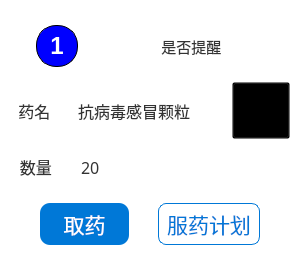
Qt form fetch_card.ui (tongvvv/medicineBox) before a commit.
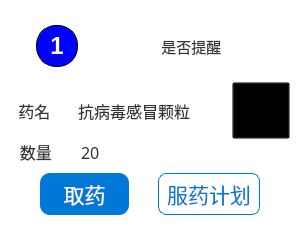
The same form after that commit. Icons and pictures are not drawn. Custom widgets are drawn as their Qt base class.

```diff
--- a/fetch_card.ui
+++ b/fetch_card.ui
@@ -7,7 +7,7 @@
     <x>0</x>
     <y>0</y>
     <width>300</width>
-    <height>270</height>
+    <height>240</height>
    </rect>
   </property>
   <property name="sizePolicy">
@@ -22,6 +22,12 @@
     <height>240</height>
    </size>
   </property>
+  <property name="maximumSize">
+   <size>
+    <width>345</width>
+    <height>270</height>
+   </size>
+  </property>
   <property name="windowTitle">
    <string>Form</string>
   </property>
```
Left out of the diff: 7 changed lines with no effect on the pictures.
